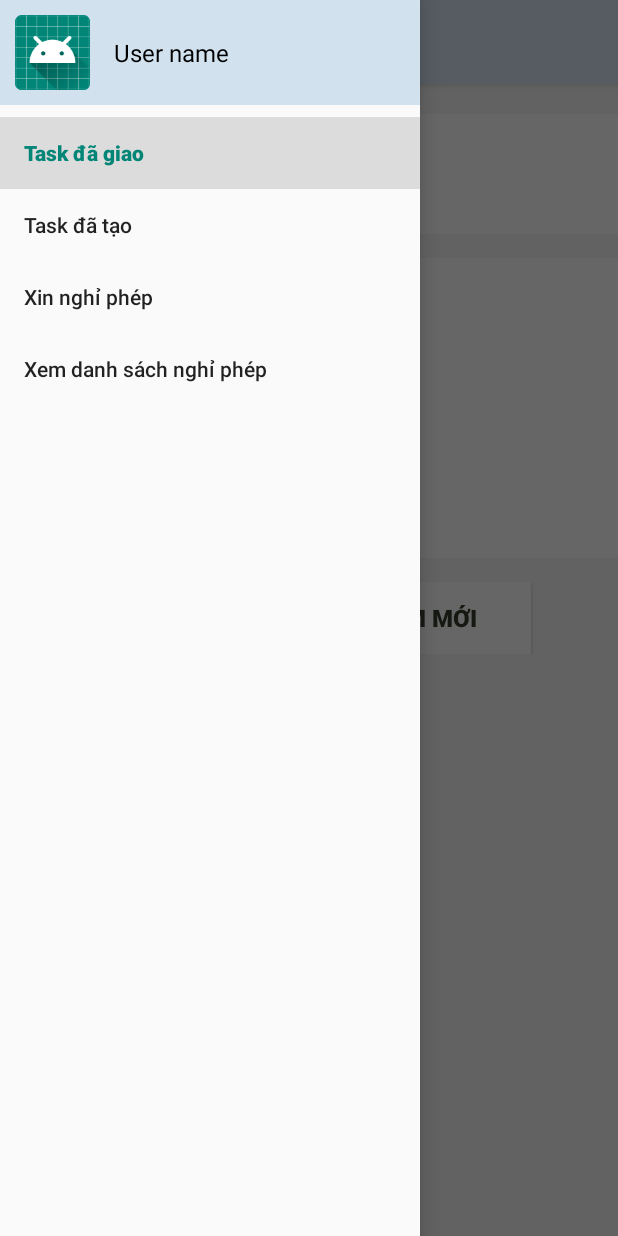
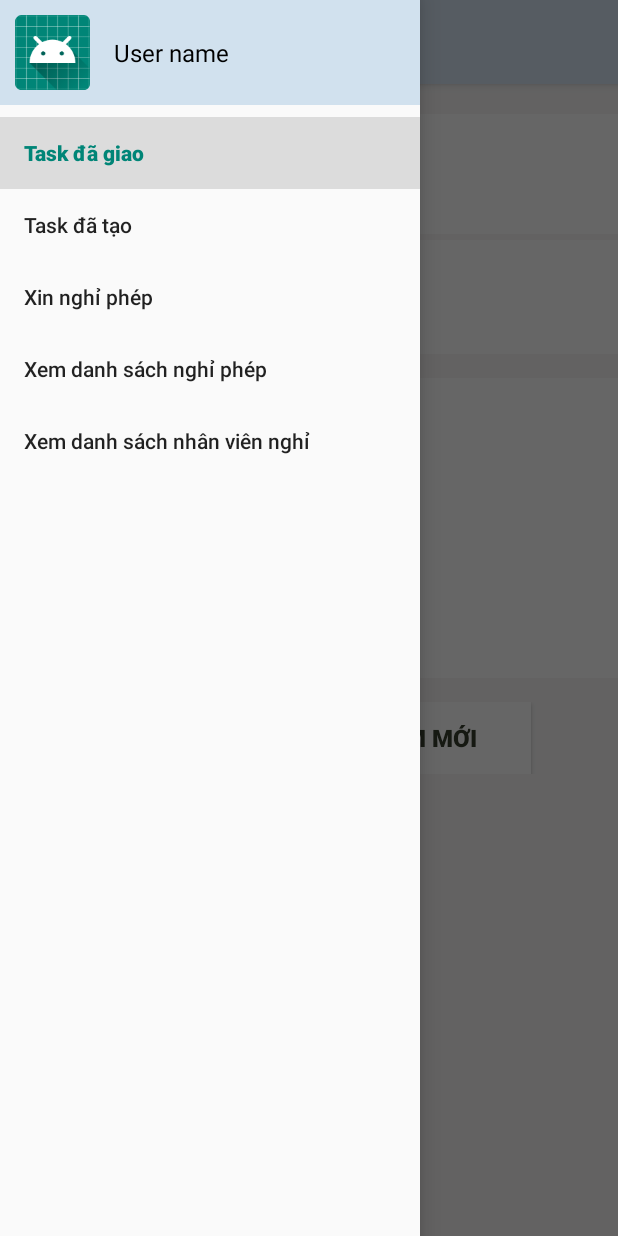
Before and after one commit to phukhanh1997/CPDM-Mobile-Backup, an Android app: the fragment TakeLeaveFragment placed in its activity, with the side drawer open, on a phone screen of 412 x 824 dp. Run offline under Robolectric (Android 15) with nearby library versions, the phone set to English and light mode, and no system bars; libraries missing offline, so code that uses them is left out: com.wdullaer.materialdatetimepicker.

Commit message:
[Capstone] update code + layout

```diff
--- a/app/src/main/java/com/example/admin/projectcapstonemobile/activity/HomeActivity.java
+++ b/app/src/main/java/com/example/admin/projectcapstonemobile/activity/HomeActivity.java
@@ -16,6 +16,7 @@ import com.example.admin.projectcapstonemobile.fragment.AssignedTaskFragment;
 import com.example.admin.projectcapstonemobile.fragment.CreatedTaskFragment;
 import com.example.admin.projectcapstonemobile.fragment.TakeLeaveFragment;
 import com.example.admin.projectcapstonemobile.fragment.ViewLeaveRequestFragment;
+import com.example.admin.projectcapstonemobile.fragment.ViewLeaveStaffFragment;
 import com.google.android.material.navigation.NavigationView;
 
 public class HomeActivity extends AppCompatActivity implements NavigationView.OnNavigationItemSelectedListener {
@@ -49,7 +50,6 @@ public class HomeActivity extends AppCompatActivity implements NavigationView.On
         drawer = findViewById(R.id.drawer_layout);
         navigationView = findViewById(R.id.nav_view);
         navigationView.setNavigationItemSelectedListener(this);
-
     }
 
     private void initialData() {
@@ -88,6 +88,10 @@ public class HomeActivity extends AppCompatActivity implements NavigationView.On
                 getSupportFragmentManager().beginTransaction().replace(R.id.fragment_container,
                         new ViewLeaveRequestFragment()).commit();
                 break;
+            case R.id.nav_view_staff_leave:
+                getSupportFragmentManager().beginTransaction().replace(R.id.fragment_container,
+                        new ViewLeaveStaffFragment()).commit();
+                break;
         }
 
         drawer.closeDrawer(GravityCompat.START);
--- a/app/src/main/java/com/example/admin/projectcapstonemobile/fragment/TakeLeaveFragment.java
+++ b/app/src/main/java/com/example/admin/projectcapstonemobile/fragment/TakeLeaveFragment.java
@@ -13,12 +13,14 @@ import android.view.ViewGroup;
 import android.widget.Button;
 import android.widget.EditText;
 import android.widget.LinearLayout;
+import android.widget.TextView;
 import android.widget.Toast;
 
 import com.example.admin.projectcapstonemobile.R;
 import com.example.admin.projectcapstonemobile.activity.FragmentActivity;
 import com.example.admin.projectcapstonemobile.model.LeaveRequest;
 import com.example.admin.projectcapstonemobile.model.User;
+import com.example.admin.projectcapstonemobile.model.YearSummary;
 import com.example.admin.projectcapstonemobile.remote.ApiUtils;
 import com.example.admin.projectcapstonemobile.remote.LeaveService;
 import com.example.admin.projectcapstonemobile.remote.UserService;
@@ -60,6 +62,10 @@ public class TakeLeaveFragment extends Fragment implements com.wdullaer.material
     private EditText edt_take_leave_content;
     private String dateFromTakeLeave;
     private String dateToTakeLeave;
+    private YearSummary summary;
+    private TextView totalDay;
+    private TextView usedDay;
+    private TextView availableDay;
     public TakeLeaveFragment() {
         // Required empty public constructor
     }
@@ -96,6 +102,10 @@ public class TakeLeaveFragment extends Fragment implements com.wdullaer.material
         btn_dialog_take_leave_confirm = view.findViewById(R.id.btn_dialog_take_leave_confirm);
         btn_dialog_take_leave_cancel = view.findViewById(R.id.btn_dialog_take_leave_cancel);
 
+        totalDay = (TextView) view.findViewById(R.id.textView_take_leave_totalDay);
+        usedDay = (TextView) view.findViewById(R.id.textView_take_leave_usedDay);
+        availableDay = (TextView) view.findViewById(R.id.textView_take_leave_availableDay);
+
         from_year = myCalendar1.get(Calendar.YEAR);
         from_month = myCalendar1.get(Calendar.MONTH);
         from_day = myCalendar1.get(Calendar.DAY_OF_MONTH);
@@ -122,6 +132,10 @@ public class TakeLeaveFragment extends Fragment implements com.wdullaer.material
             }
         }
 
+        int year = now.get(Calendar.YEAR);
+        summary = getSummary(year);
+        usedDay.setText("Số ngày nghỉ đã sử dụng: " + summary.getDayOffApproved());
+        availableDay.setText("Số ngày nghỉ còn lại: " + summary.getDayOffRemain());
 
         //
         java.util.Date dateWorking = null;
@@ -291,6 +305,18 @@ public class TakeLeaveFragment extends Fragment implements com.wdullaer.material
         return listDate;
     }
 
+    private YearSummary getSummary(Integer year){
+        YearSummary summary = new YearSummary();
+        Call<YearSummary> call = leaveService.getSummary("Bearer " + userToken, year);
+
+        try {
+            summary = call.execute().body();
+        } catch (IOException e) {
+            e.printStackTrace();
+        }
+        return summary;
+    }
+
     @Override
     public void onDateSet(DatePickerDialog view, int year, int monthOfYear, int dayOfMonth) {
         if(FLAG_PICKER==0){
--- /dev/null
+++ b/app/src/main/java/com/example/admin/projectcapstonemobile/model/YearSummary.java
@@ -0,0 +1,54 @@
+package com.example.admin.projectcapstonemobile.model;
+
+
+import java.io.Serializable;
+import java.util.List;
+
+public class YearSummary implements Serializable {
+    private Integer dayOffPerYear;
+    private Integer dayOffApproved;
+    private Integer dayOffRemain;
+    private List<LeaveRequest> leaveRequestSummaries;
+
+    public YearSummary() {
+    }
+
+    public YearSummary(Integer dayOffPerYear, Integer dayOffApproved, Integer dayOffRemain, List<LeaveRequest> leaveRequestSummaries) {
+        this.dayOffPerYear = dayOffPerYear;
+        this.dayOffApproved = dayOffApproved;
+        this.dayOffRemain = dayOffRemain;
+        this.leaveRequestSummaries = leaveRequestSummaries;
+    }
+
+    public Integer getDayOffPerYear() {
+        return dayOffPerYear;
+    }
+
+    public void setDayOffPerYear(Integer dayOffPerYear) {
+        this.dayOffPerYear = dayOffPerYear;
+    }
+
+    public Integer getDayOffApproved() {
+        return dayOffApproved;
+    }
+
+    public void setDayOffApproved(Integer dayOffApproved) {
+        this.dayOffApproved = dayOffApproved;
+    }
+
+    public Integer getDayOffRemain() {
+        return dayOffRemain;
+    }
+
+    public void setDayOffRemain(Integer dayOffRemain) {
+        this.dayOffRemain = dayOffRemain;
+    }
+
+    public List<LeaveRequest> getLeaveRequestSummaries() {
+        return leaveRequestSummaries;
+    }
+
+    public void setLeaveRequestSummaries(List<LeaveRequest> leaveRequestSummaries) {
+        this.leaveRequestSummaries = leaveRequestSummaries;
+    }
+}
--- a/app/src/main/java/com/example/admin/projectcapstonemobile/remote/LeaveService.java
+++ b/app/src/main/java/com/example/admin/projectcapstonemobile/remote/LeaveService.java
@@ -1,6 +1,7 @@
 package com.example.admin.projectcapstonemobile.remote;
 
 import com.example.admin.projectcapstonemobile.model.LeaveRequest;
+import com.example.admin.projectcapstonemobile.model.YearSummary;
 
 import java.util.List;
 
@@ -44,4 +45,12 @@ public interface LeaveService {
     @DELETE("leaveRequests/{id}")
     Call<LeaveRequest> deleteLeaveRequest(@Header("Authorization") String userToken,
                                           @Path("id") Integer requestId);
+
+    @GET("leaveRequests/search/findYearSummary")
+    Call<YearSummary> findLeaveRequestOfUser(@Header("Authorization") String userToken,
+                                                    @Query("userId") Integer userId,
+                                                    @Query("year") Integer year);
+    @GET("leaveRequests/search/findYearSummary/self")
+    Call<YearSummary> getSummary(@Header("Authorization") String userToken,
+                                 @Query("year") Integer year);
 }
--- a/app/src/main/java/com/example/admin/projectcapstonemobile/remote/UserService.java
+++ b/app/src/main/java/com/example/admin/projectcapstonemobile/remote/UserService.java
@@ -31,5 +31,6 @@ public interface UserService {
     @GET("users/findAllDisplayNameByDepartmentAndRoleNameOfCurrentLoggedManager")
     Call<List<User>> getApprover(@Header("Authorization") String userToken, @Query("roleName") String roleName);
 
-
+    @GET("users/search/staff-and-manager/list")
+    Call<List<User>> getAllStaff(@Header("Authorization") String userToken);
 }
--- a/app/src/main/res/layout/fragment_take_leave.xml
+++ b/app/src/main/res/layout/fragment_take_leave.xml
@@ -55,6 +55,49 @@
                 android:paddingLeft="@dimen/dp30"
                 android:textColor="@color/charcoal"
                 android:textSize="@dimen/sp16" />
+        </LinearLayout>
+
+        <LinearLayout
+            android:layout_width="match_parent"
+            android:layout_height="wrap_content"
+            android:layout_marginTop="@dimen/dp4"
+            android:background="@color/white"
+            android:layout_marginLeft="@dimen/dp16"
+            android:orientation="vertical">
+
+            <TextView
+                android:id="@+id/textView_take_leave_totalDay"
+                android:layout_width="wrap_content"
+                android:layout_height="wrap_content"
+                android:layout_marginTop="@dimen/dp6"
+                android:background="@android:color/transparent"
+                android:clickable="false"
+                android:focusable="false"
+                android:text="Số ngày nghỉ tối đa một năm: 12 ngày"
+                android:textColor="@color/charcoal"
+                android:textStyle="bold" />
+
+            <TextView
+                android:id="@+id/textView_take_leave_usedDay"
+                android:layout_width="wrap_content"
+                android:layout_height="match_parent"
+                android:layout_marginTop="@dimen/dp6"
+                android:clickable="false"
+                android:focusable="false"
+                android:text="Số ngày nghỉ đã sử dụng trong năm: "
+                android:textColor="@color/charcoal"
+                android:textStyle="bold" />
+
+            <TextView
+                android:id="@+id/textView_take_leave_availableDay"
+                android:layout_width="wrap_content"
+                android:layout_height="match_parent"
+                android:layout_marginTop="@dimen/dp6"
+                android:clickable="false"
+                android:focusable="false"
+                android:text="Số ngày nghỉ còn lại: "
+                android:textColor="@color/charcoal"
+                android:textStyle="bold" />
         </LinearLayout>
 
         <LinearLayout
--- a/app/src/main/res/menu/drawer_menu.xml
+++ b/app/src/main/res/menu/drawer_menu.xml
@@ -16,6 +16,9 @@
         <item
             android:id="@+id/nav_take_leave_list"
             android:title="@string/menu_leave_list" />
+        <item
+            android:id="@+id/nav_view_staff_leave"
+            android:title="@string/view_staff_leave" />
     </group>
 
 
--- a/app/src/main/res/values/strings.xml
+++ b/app/src/main/res/values/strings.xml
@@ -11,6 +11,7 @@
     <string name="menu_created_task">Task đã tạo</string>
     <string name="menu_take_leave">Xin nghỉ phép</string>
     <string name="menu_leave_list">Xem danh sách nghỉ phép</string>
+    <string name="view_staff_leave">Xem danh sách nhân viên nghỉ</string>
     <string name="action_settings">Xem danh sách nghỉ phép</string>
 
 
```
Also changed, not shown: app/src/main/java/com/example/admin/projectcapstonemobile/adapter/LeaveStaffAdapter.java (added, +105 -0 lines), app/src/main/java/com/example/admin/projectcapstonemobile/fragment/ViewLeaveStaffFragment.java (added, +178 -0 lines), app/src/main/java/com/example/admin/projectcapstonemobile/model/LeaveRequest.java (+21 -0 lines), app/src/main/java/com/example/admin/projectcapstonemobile/utils/FirebaseNotificationService.java (+30 -1 lines), app/src/main/res/layout/fragment_view_leave_staff.xml (added, +39 -0 lines), app/src/main/res/layout/leave_staff_item_layout.xml (added, +22 -0 lines), app/src/main/res/layout/year_dialog.xml (added, +31 -0 lines).
